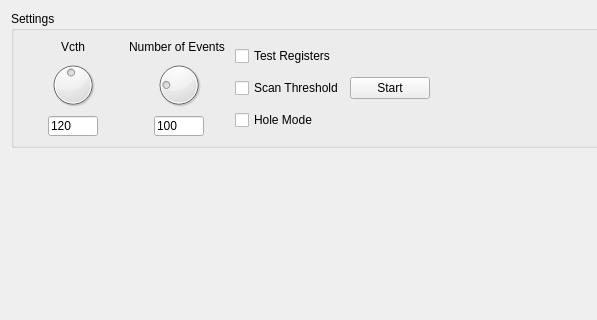
Old version of the form GUI/View/hybridtesttab.ui in the repository tristandupree/Ph2_ACF; both pictures show x 0 to 597 and y 0 to 320 of the 986 by 659 pixel window.
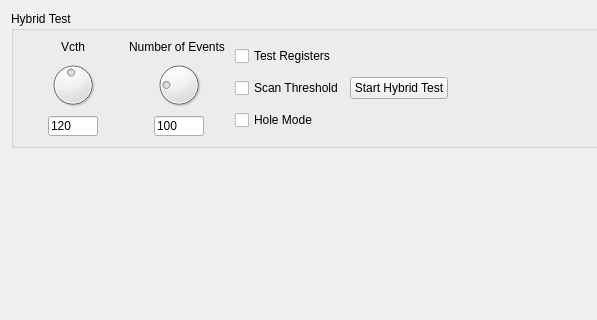
New version of the form.

Commit message: initialised Cm Test

```diff
--- a/GUI/View/hybridtesttab.ui
+++ b/GUI/View/hybridtesttab.ui
@@ -19,7 +19,7 @@
      <item>
       <widget class="QGroupBox" name="gbSettings">
        <property name="title">
-        <string>Settings</string>
+        <string>Hybrid Test</string>
        </property>
        <layout class="QHBoxLayout" name="horizontalLayout_3">
         <item>
@@ -126,7 +126,7 @@
         <item>
          <widget class="QPushButton" name="btnStart">
           <property name="text">
-           <string>Start</string>
+           <string>Start Hybrid Test</string>
           </property>
          </widget>
         </item>
```
The commit also changes 25 other files.
